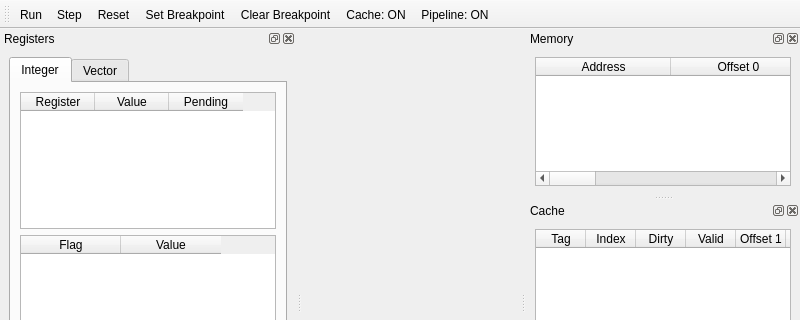
nehaka02/DNA-v32, file gui/mainwindow.ui: the form before one commit; both pictures show x 0 to 800 and y 0 to 320 of the 800 by 597 pixel window.
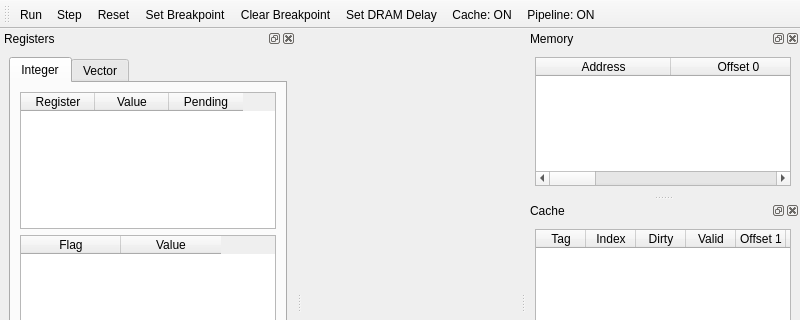
The form after the commit.

Commit message: able to set dram delay from UI

Diff of the .ui file:
```diff
--- a/gui/mainwindow.ui
+++ b/gui/mainwindow.ui
@@ -30,6 +30,7 @@
    <addaction name="actionReset"/>
    <addaction name="actionsetBreakpoint"/>
    <addaction name="actionclearBreakpoint"/>
+   <addaction name="actionSetDramDelay"/>
    <addaction name="actionToggleCache"/>
    <addaction name="actionTogglePipeline"/>
   </widget>
@@ -369,6 +370,14 @@
     <enum>QAction::MenuRole::NoRole</enum>
    </property>
   </action>
+  <action name="actionSetDramDelay">
+   <property name="text">
+    <string>Set DRAM Delay</string>
+   </property>
+   <property name="menuRole">
+    <enum>QAction::MenuRole::NoRole</enum>
+   </property>
+  </action>
   <action name="actionToggleCache">
    <property name="text">
     <string>Cache: ON</string>
```
The commit also changes 5 other files.
